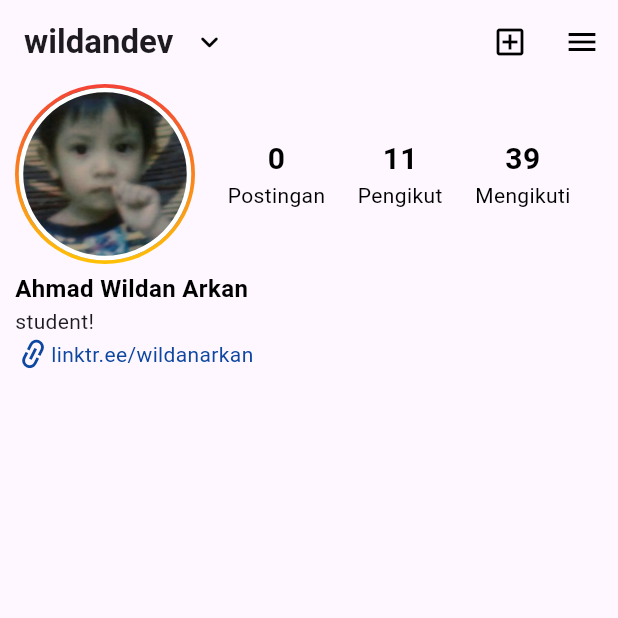
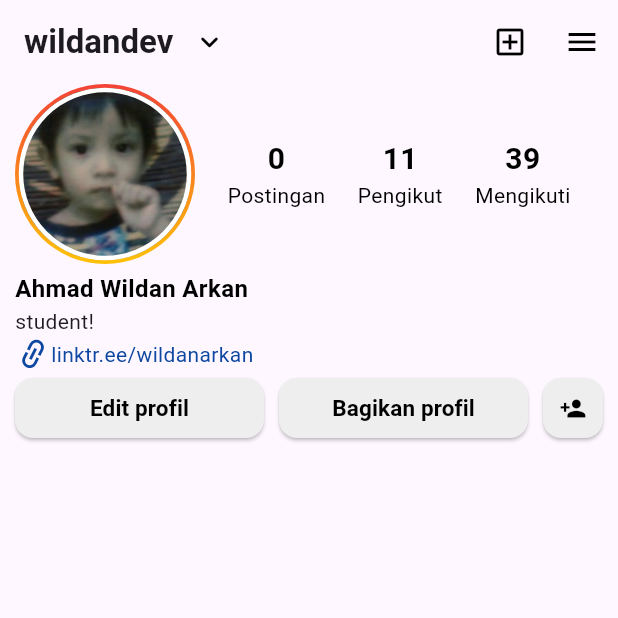
Before and after one commit to wildanarkan/flutter-learning, a Flutter app: the screen it shows after launch, on a phone screen of 412 x 824 dp, the top half of it. Run offline on Flutter 3.47's test engine with Material 3 defaults, Android fonts, the phone set to English and light mode, and no system bars.

Commit message:
Menambah 3 Button

```diff
--- a/lib/instagram/pages/profile.dart
+++ b/lib/instagram/pages/profile.dart
@@ -85,6 +85,60 @@ class ProfilePage extends StatelessWidget {
               ],
             ),
           ),
+
+          Padding(
+            padding: EdgeInsets.symmetric(horizontal: 10),
+            child: Row(
+              children: [
+                Expanded(
+                    child: ElevatedButton(
+                        style: ElevatedButton.styleFrom(
+                            backgroundColor: Colors.grey[200],
+                            shape: RoundedRectangleBorder(
+                                borderRadius: BorderRadius.circular(12))),
+                        onPressed: () {},
+                        child: Text(
+                          "Edit profil",
+                          style: TextStyle(
+                              fontSize: 15,
+                              fontWeight: FontWeight.bold,
+                              color: Colors.black),
+                        ))),
+                SizedBox(
+                  width: 10,
+                ),
+                Expanded(
+                    child: ElevatedButton(
+                        style: ElevatedButton.styleFrom(
+                            backgroundColor: Colors.grey[200],
+                            shape: RoundedRectangleBorder(
+                                borderRadius: BorderRadius.circular(12))),
+                        onPressed: () {},
+                        child: Text(
+                          "Bagikan profil",
+                          style: TextStyle(
+                              fontSize: 15,
+                              fontWeight: FontWeight.bold,
+                              color: Colors.black),
+                        ))),
+                SizedBox(
+                  width: 10,
+                ),
+                Container(
+                    height: 40,
+                    width: 40,
+                    child: ElevatedButton(
+                      style: ElevatedButton.styleFrom(
+                          padding: EdgeInsets.zero,
+                          backgroundColor: Colors.grey[200],
+                          shape: RoundedRectangleBorder(
+                              borderRadius: BorderRadius.circular(12))),
+                      onPressed: () {},
+                      child: Icon(Icons.person_add, color: Colors.black),
+                    )),
+              ],
+            ),
+          )
         ],
       ),
     );
```
